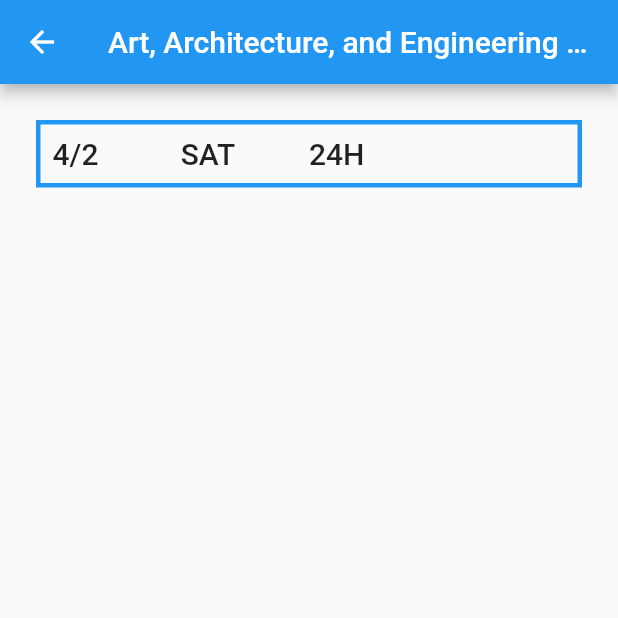
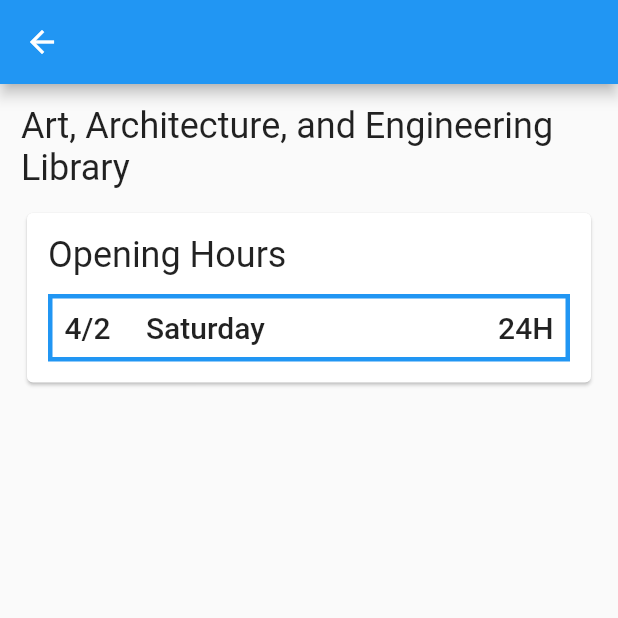
Before and after one commit to AlienKevin/study_spaces, a Flutter app: the screen it shows after launch, after a tap on "Art, Architecture, and Engineering Libra", on a phone screen of 412 x 824 dp, the top half of it. Run offline on Flutter 3.47's test engine with Material 2 defaults, Android fonts, the phone set to English and light mode, and no system bars; our stand-ins replace freezed_annotation, google_fonts, shared_preferences; missing offline and left inert: json_api, string_similarity, time_range_picker.

Commit message:
Tidy Opening Hours card in studySpacePage.dart

```diff
--- a/lib/main.dart
+++ b/lib/main.dart
@@ -334,18 +334,17 @@ class _MyHomePageState extends State<MyHomePage> {
   AppBar filterResultsAppBar(OpeningHours openingHours) => AppBar(
         title: Row(children: [
           backToHomeIconButton(),
-          SizedBox(
-              width: Theme.of(context).textTheme.titleMedium!.fontSize! / 2),
+          SizedBox(width: Theme.of(context).textTheme.bodyLarge!.fontSize! / 2),
           TextButton(
             style: TextButton.styleFrom(
               shape: RoundedRectangleBorder(
                 borderRadius: BorderRadius.circular(
-                    Theme.of(context).textTheme.titleMedium!.fontSize! * 2),
+                    Theme.of(context).textTheme.bodyLarge!.fontSize! * 2),
               ),
               padding: EdgeInsets.all(
-                  Theme.of(context).textTheme.titleMedium!.fontSize! / 1.5),
+                  Theme.of(context).textTheme.bodyLarge!.fontSize! / 1.5),
               primary: Colors.white,
-              textStyle: Theme.of(context).textTheme.titleMedium,
+              textStyle: Theme.of(context).textTheme.bodyLarge,
               backgroundColor: Theme.of(context).primaryColor,
             ),
             onPressed: startFiltering,
@@ -514,7 +513,8 @@ class _MyHomePageState extends State<MyHomePage> {
       },
       child: Card(
           child: Padding(
-        padding: const EdgeInsets.all(16.0),
+        padding:
+            EdgeInsets.all(Theme.of(context).textTheme.bodyLarge!.fontSize!),
         child: Row(crossAxisAlignment: CrossAxisAlignment.start, children: [
           Expanded(
               child: Column(
--- a/lib/studySpacePage.dart
+++ b/lib/studySpacePage.dart
@@ -33,35 +33,64 @@ class StudySpacePage extends StatelessWidget {
                 child: Text("${day.month}/${day.day}",
                     style: Theme.of(context).textTheme.titleLarge)),
             Expanded(
-                flex: 1, // 20%
+                flex: 2, // 20%
                 child: Text(weekdayToString(day.weekday),
                     style: Theme.of(context).textTheme.titleLarge)),
             Expanded(
-                flex: 2, // 20%
+                flex: 3, // 20%
                 child: Text(openingHoursToString(hours),
+                    textAlign: TextAlign.end,
                     style: Theme.of(context).textTheme.titleLarge)),
           ]));
     }));
     return Scaffold(
-      appBar: AppBar(
-        title: Text(studySpace.title),
-      ),
+        appBar: AppBar(),
         body: Padding(
           padding:
-            EdgeInsets.all(Theme.of(context).textTheme.titleMedium!.fontSize!),
-        child: ListView.separated(
+              EdgeInsets.all(Theme.of(context).textTheme.bodyLarge!.fontSize!),
+          child: Column(
+            crossAxisAlignment: CrossAxisAlignment.start,
+            children: [
+              Text(studySpace.title,
+                  style: Theme.of(context).textTheme.headlineSmall),
+              SizedBox(
+                  height:
+                      Theme.of(context).textTheme.headlineSmall!.fontSize! / 2),
+              Card(
+                  child: Padding(
+                      padding: EdgeInsets.all(
+                          Theme.of(context).textTheme.bodyLarge!.fontSize!),
+                      child: Column(
+                          crossAxisAlignment: CrossAxisAlignment.start,
+                          children: [
+                            Text("Opening Hours",
+                                style:
+                                    Theme.of(context).textTheme.headlineSmall),
+                            SizedBox(
+                                height: Theme.of(context)
+                                        .textTheme
+                                        .headlineSmall!
+                                        .fontSize! /
+                                    2),
+                            ListView.separated(
                               shrinkWrap: true,
-          padding: const EdgeInsets.all(8),
                               itemCount: hoursList.length,
                               itemBuilder: (BuildContext context, int index) {
                                 return hoursList[index];
                               },
                               separatorBuilder: (context, index) => SizedBox(
-            height: Theme.of(context).textTheme.bodySmall!.fontSize! / 2,
+                                height: Theme.of(context)
+                                        .textTheme
+                                        .bodySmall!
+                                        .fontSize! /
+                                    2,
                               ),
+
                               // itemExtent: 100,
+                            )
+                          ]))),
+            ],
           ),
-      ),
-    );
+        ));
   }
 }
--- a/lib/utils.dart
+++ b/lib/utils.dart
@@ -51,19 +51,19 @@ String timeOfDayToString(TimeOfDay time) {
 String weekdayToString(int weekday) {
   switch (weekday) {
     case 1:
-      return "MON";
+      return "Monday";
     case 2:
-      return "TUE";
+      return "Tuesday";
     case 3:
-      return "WED";
+      return "Wednesday";
     case 4:
-      return "THU";
+      return "Thursday";
     case 5:
-      return "FRI";
+      return "Friday";
     case 6:
-      return "SAT";
+      return "Saturday";
     case 7:
-      return "SUN";
+      return "Sunday";
     default:
       throw "Invalid weekday $weekday.";
   }
```
Lines whose indentation alone changed are shown as unchanged.
